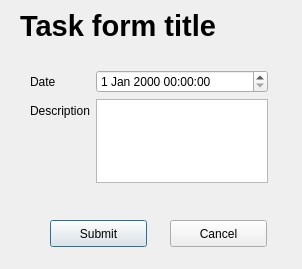
Old version of the form dialogs/task/TaskForm.ui in the repository supermaximo93/Computing_Project.
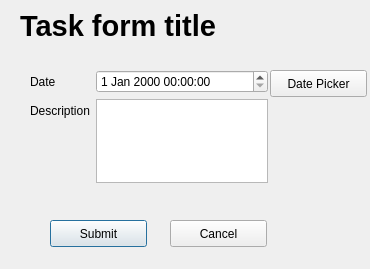
New version of the form.

Commit message: Added date picker buttons to forms where appropriate

Patch:
```diff
--- a/dialogs/task/TaskForm.ui
+++ b/dialogs/task/TaskForm.ui
@@ -6,7 +6,7 @@
    <rect>
     <x>0</x>
     <y>0</y>
-    <width>302</width>
+    <width>370</width>
     <height>269</height>
    </rect>
   </property>
@@ -91,6 +91,19 @@
     <string>Cancel</string>
    </property>
   </widget>
+  <widget class="QPushButton" name="pushButton_datePicker">
+   <property name="geometry">
+    <rect>
+     <x>270</x>
+     <y>70</y>
+     <width>97</width>
+     <height>27</height>
+    </rect>
+   </property>
+   <property name="text">
+    <string>Date Picker</string>
+   </property>
+  </widget>
  </widget>
  <resources/>
  <connections/>
```
The commit also changes 11 other files.
